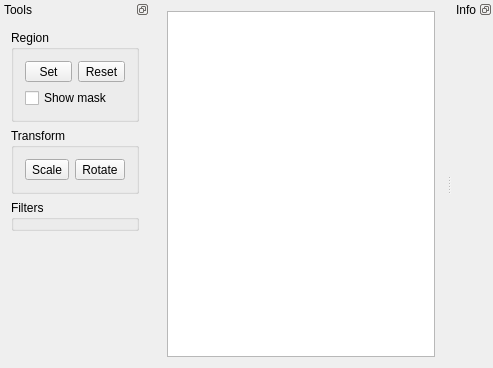
Above: mainwindow.ui from borman/mgraph01-editor before the change. Below: the same form after it.
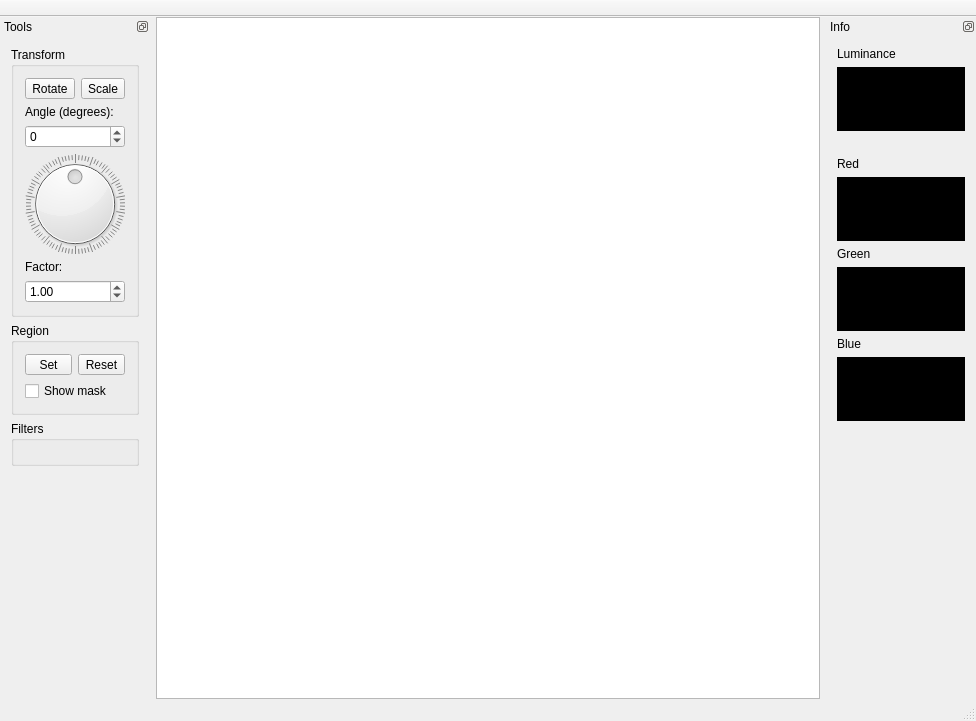
That is the form after the change.

Commit message: Further prototyping...

The edit to the form file:
```diff
--- a/mainwindow.ui
+++ b/mainwindow.ui
@@ -6,8 +6,8 @@
    <rect>
     <x>0</x>
     <y>0</y>
-    <width>493</width>
-    <height>368</height>
+    <width>976</width>
+    <height>721</height>
    </rect>
   </property>
   <property name="windowTitle">
@@ -15,6 +15,9 @@
   </property>
   <widget class="QWidget" name="centralWidget">
    <layout class="QVBoxLayout" name="verticalLayout">
+    <property name="margin">
+     <number>0</number>
+    </property>
     <item>
      <widget class="QGraphicsView" name="graphicsView"/>
     </item>
@@ -31,12 +34,6 @@
    </property>
   </widget>
   <widget class="QDockWidget" name="dockTools">
-   <property name="sizePolicy">
-    <sizepolicy hsizetype="Maximum" vsizetype="Preferred">
-     <horstretch>0</horstretch>
-     <verstretch>0</verstretch>
-    </sizepolicy>
-   </property>
    <property name="features">
     <set>QDockWidget::DockWidgetFloatable|QDockWidget::DockWidgetMovable</set>
    </property>
@@ -55,51 +52,189 @@
     </property>
     <layout class="QVBoxLayout" name="verticalLayout_2">
      <item>
-      <widget class="QGroupBox" name="groupBox">
+      <widget class="QGroupBox" name="transformBox">
+       <property name="sizePolicy">
+        <sizepolicy hsizetype="Preferred" vsizetype="Maximum">
+         <horstretch>0</horstretch>
+         <verstretch>0</verstretch>
+        </sizepolicy>
+       </property>
+       <property name="title">
+        <string>Transform</string>
+       </property>
+       <layout class="QVBoxLayout" name="verticalLayout_6">
+        <item>
+         <layout class="QHBoxLayout" name="horizontalLayout_7">
+          <item>
+           <widget class="QToolButton" name="btnRotate">
+            <property name="sizePolicy">
+             <sizepolicy hsizetype="Preferred" vsizetype="Fixed">
+              <horstretch>0</horstretch>
+              <verstretch>0</verstretch>
+             </sizepolicy>
+            </property>
+            <property name="text">
+             <string>Rotate</string>
+            </property>
+            <property name="checkable">
+             <bool>true</bool>
+            </property>
+           </widget>
+          </item>
+          <item>
+           <widget class="QToolButton" name="btnScale">
+            <property name="sizePolicy">
+             <sizepolicy hsizetype="Preferred" vsizetype="Fixed">
+              <horstretch>0</horstretch>
+              <verstretch>0</verstretch>
+             </sizepolicy>
+            </property>
+            <property name="text">
+             <string>Scale</string>
+            </property>
+            <property name="checkable">
+             <bool>true</bool>
+            </property>
+            <property name="checked">
+             <bool>false</bool>
+            </property>
+           </widget>
+          </item>
+         </layout>
+        </item>
+        <item>
+         <widget class="QWidget" name="wRotateAngle" native="true">
+          <layout class="QVBoxLayout" name="verticalLayout_10">
+           <property name="margin">
+            <number>0</number>
+           </property>
+           <item>
+            <widget class="QLabel" name="lblAngle">
+             <property name="text">
+              <string>Angle (degrees):</string>
+             </property>
+             <property name="buddy">
+              <cstring>spinBox</cstring>
+             </property>
+            </widget>
+           </item>
+           <item>
+            <widget class="QSpinBox" name="spinBox">
+             <property name="minimum">
+              <number>-180</number>
+             </property>
+             <property name="maximum">
+              <number>180</number>
+             </property>
+            </widget>
+           </item>
+           <item>
+            <widget class="QDial" name="dlRotateAngle">
+             <property name="minimum">
+              <number>-180</number>
+             </property>
+             <property name="maximum">
+              <number>180</number>
+             </property>
+             <property name="wrapping">
+              <bool>true</bool>
+             </property>
+             <property name="notchesVisible">
+              <bool>true</bool>
+             </property>
+            </widget>
+           </item>
+          </layout>
+         </widget>
+        </item>
+        <item>
+         <widget class="QWidget" name="wScaleFactor" native="true">
+          <layout class="QVBoxLayout" name="verticalLayout_9">
+           <property name="margin">
+            <number>0</number>
+           </property>
+           <item>
+            <widget class="QLabel" name="label">
+             <property name="sizePolicy">
+              <sizepolicy hsizetype="Preferred" vsizetype="Fixed">
+               <horstretch>0</horstretch>
+               <verstretch>0</verstretch>
+              </sizepolicy>
+             </property>
+             <property name="text">
+              <string>Factor:</string>
+             </property>
+             <property name="buddy">
+              <cstring>doubleSpinBox_2</cstring>
+             </property>
+            </widget>
+           </item>
+           <item>
+            <widget class="QDoubleSpinBox" name="doubleSpinBox_2">
+             <property name="sizePolicy">
+              <sizepolicy hsizetype="Expanding" vsizetype="Fixed">
+               <horstretch>0</horstretch>
+               <verstretch>0</verstretch>
+              </sizepolicy>
+             </property>
+             <property name="minimum">
+              <double>0.010000000000000</double>
+             </property>
+             <property name="maximum">
+              <double>100.000000000000000</double>
+             </property>
+             <property name="singleStep">
+              <double>0.100000000000000</double>
+             </property>
+             <property name="value">
+              <double>1.000000000000000</double>
+             </property>
+            </widget>
+           </item>
+          </layout>
+         </widget>
+        </item>
+       </layout>
+      </widget>
+     </item>
+     <item>
+      <widget class="QGroupBox" name="regionBox">
        <property name="title">
         <string>Region</string>
        </property>
        <layout class="QVBoxLayout" name="verticalLayout_3">
         <item>
-         <widget class="QWidget" name="widget" native="true">
-          <property name="sizePolicy">
-           <sizepolicy hsizetype="Preferred" vsizetype="Preferred">
-            <horstretch>0</horstretch>
-            <verstretch>0</verstretch>
-           </sizepolicy>
-          </property>
-          <layout class="QHBoxLayout" name="horizontalLayout">
-           <property name="margin">
-            <number>0</number>
-           </property>
-           <item>
-            <widget class="QToolButton" name="toolButton">
-             <property name="sizePolicy">
-              <sizepolicy hsizetype="Preferred" vsizetype="Fixed">
-               <horstretch>0</horstretch>
-               <verstretch>0</verstretch>
-              </sizepolicy>
-             </property>
-             <property name="text">
-              <string>Set</string>
-             </property>
-            </widget>
-           </item>
-           <item>
-            <widget class="QToolButton" name="toolButton_2">
-             <property name="sizePolicy">
-              <sizepolicy hsizetype="Preferred" vsizetype="Fixed">
-               <horstretch>0</horstretch>
-               <verstretch>0</verstretch>
-              </sizepolicy>
-             </property>
-             <property name="text">
-              <string>Reset</string>
-             </property>
-            </widget>
-           </item>
-          </layout>
-         </widget>
+         <layout class="QHBoxLayout" name="horizontalLayout_2">
+          <item>
+           <widget class="QToolButton" name="btnSetMask">
+            <property name="sizePolicy">
+             <sizepolicy hsizetype="Preferred" vsizetype="Fixed">
+              <horstretch>0</horstretch>
+              <verstretch>0</verstretch>
+             </sizepolicy>
+            </property>
+            <property name="text">
+             <string>Set</string>
+            </property>
+            <property name="checkable">
+             <bool>true</bool>
+            </property>
+           </widget>
+          </item>
+          <item>
+           <widget class="QToolButton" name="btnResetMask">
+            <property name="sizePolicy">
+             <sizepolicy hsizetype="Preferred" vsizetype="Fixed">
+              <horstretch>0</horstretch>
+              <verstretch>0</verstretch>
+             </sizepolicy>
+            </property>
+            <property name="text">
+             <string>Reset</string>
+            </property>
+           </widget>
+          </item>
+         </layout>
         </item>
         <item>
          <widget class="QCheckBox" name="checkBox">
@@ -112,45 +247,11 @@
       </widget>
      </item>
      <item>
-      <widget class="QGroupBox" name="groupBox_2">
-       <property name="title">
-        <string>Transform</string>
-       </property>
-       <layout class="QHBoxLayout" name="horizontalLayout_2">
-        <item>
-         <widget class="QToolButton" name="toolButton_3">
-          <property name="sizePolicy">
-           <sizepolicy hsizetype="Preferred" vsizetype="Fixed">
-            <horstretch>0</horstretch>
-            <verstretch>0</verstretch>
-           </sizepolicy>
-          </property>
-          <property name="text">
-           <string>Scale</string>
-          </property>
-         </widget>
-        </item>
-        <item>
-         <widget class="QToolButton" name="toolButton_4">
-          <property name="sizePolicy">
-           <sizepolicy hsizetype="Preferred" vsizetype="Fixed">
-            <horstretch>0</horstretch>
-            <verstretch>0</verstretch>
-           </sizepolicy>
-          </property>
-          <property name="text">
-           <string>Rotate</string>
-          </property>
-         </widget>
-        </item>
-       </layout>
-      </widget>
-     </item>
-     <item>
-      <widget class="QGroupBox" name="groupBox_3">
+      <widget class="QGroupBox" name="filtersBox">
        <property name="title">
         <string>Filters</string>
        </property>
+       <layout class="QVBoxLayout" name="verticalLayout_5"/>
       </widget>
      </item>
      <item>
@@ -170,6 +271,12 @@
    </widget>
   </widget>
   <widget class="QDockWidget" name="dockInfo">
+   <property name="sizePolicy">
+    <sizepolicy hsizetype="Maximum" vsizetype="Preferred">
+     <horstretch>0</horstretch>
+     <verstretch>0</verstretch>
+    </sizepolicy>
+   </property>
    <property name="features">
     <set>QDockWidget::DockWidgetFloatable|QDockWidget::DockWidgetMovable</set>
    </property>
@@ -180,9 +287,486 @@
     <number>2</number>
    </attribute>
    <widget class="QWidget" name="dockInfoContents">
-    <zorder>graphicsView</zorder>
+    <property name="sizePolicy">
+     <sizepolicy hsizetype="Fixed" vsizetype="Preferred">
+      <horstretch>0</horstretch>
+      <verstretch>0</verstretch>
+     </sizepolicy>
+    </property>
+    <layout class="QVBoxLayout" name="verticalLayout_4">
+     <item>
+      <widget class="QLabel" name="lblLuminance">
+       <property name="text">
+        <string>Luminance</string>
+       </property>
+      </widget>
+     </item>
+     <item>
+      <widget class="QFrame" name="frmLuminance">
+       <property name="sizePolicy">
+        <sizepolicy hsizetype="Fixed" vsizetype="Preferred">
+         <horstretch>0</horstretch>
+         <verstretch>0</verstretch>
+        </sizepolicy>
+       </property>
+       <property name="minimumSize">
+        <size>
+         <width>128</width>
+         <height>64</height>
+        </size>
+       </property>
+       <property name="palette">
+        <palette>
+         <active>
+          <colorrole role="Base">
+           <brush brushstyle="SolidPattern">
+            <color alpha="255">
+             <red>255</red>
+             <green>255</green>
+             <blue>255</blue>
+            </color>
+           </brush>
+          </colorrole>
+          <colorrole role="Window">
+           <brush brushstyle="SolidPattern">
+            <color alpha="255">
+             <red>0</red>
+             <green>0</green>
+             <blue>0</blue>
+            </color>
+           </brush>
+          </colorrole>
+         </active>
+         <inactive>
+          <colorrole role="Base">
+           <brush brushstyle="SolidPattern">
+            <color alpha="255">
+             <red>255</red>
+             <green>255</green>
+             <blue>255</blue>
+            </color>
+           </brush>
+          </colorrole>
+          <colorrole role="Window">
+           <brush brushstyle="SolidPattern">
+            <color alpha="255">
+             <red>0</red>
+             <green>0</green>
+             <blue>0</blue>
+            </color>
+           </brush>
+          </colorrole>
+         </inactive>
+         <disabled>
+          <colorrole role="Base">
+           <brush brushstyle="SolidPattern">
+            <color alpha="255">
+             <red>0</red>
+             <green>0</green>
+             <blue>0</blue>
+            </color>
+           </brush>
+          </colorrole>
+          <colorrole role="Window">
+           <brush brushstyle="SolidPattern">
+            <color alpha="255">
+             <red>0</red>
+             <green>0</green>
+             <blue>0</blue>
+            </color>
+           </brush>
+          </colorrole>
+         </disabled>
+        </palette>
+       </property>
+       <property name="autoFillBackground">
+        <bool>true</bool>
+       </property>
+       <property name="frameShape">
+        <enum>QFrame::StyledPanel</enum>
+       </property>
+       <property name="frameShadow">
+        <enum>QFrame::Sunken</enum>
+       </property>
+       <layout class="QHBoxLayout" name="horizontalLayout_6">
+        <property name="spacing">
+         <number>0</number>
+        </property>
+        <property name="margin">
+         <number>0</number>
+        </property>
+        <item>
+         <widget class="QLabel" name="hstLuminance">
+          <property name="text">
+           <string/>
+          </property>
+         </widget>
+        </item>
+       </layout>
+      </widget>
+     </item>
+     <item>
+      <spacer name="verticalSpacer_3">
+       <property name="orientation">
+        <enum>Qt::Vertical</enum>
+       </property>
+       <property name="sizeType">
+        <enum>QSizePolicy::Fixed</enum>
+       </property>
+       <property name="sizeHint" stdset="0">
+        <size>
+         <width>20</width>
+         <height>20</height>
+        </size>
+       </property>
+      </spacer>
+     </item>
+     <item>
+      <widget class="QLabel" name="lblRed">
+       <property name="text">
+        <string>Red</string>
+       </property>
+      </widget>
+     </item>
+     <item>
+      <widget class="QFrame" name="frmRed">
+       <property name="minimumSize">
+        <size>
+         <width>128</width>
+         <height>64</height>
+        </size>
+       </property>
+       <property name="palette">
+        <palette>
+         <active>
+          <colorrole role="Base">
+           <brush brushstyle="SolidPattern">
+            <color alpha="255">
+             <red>255</red>
+             <green>255</green>
+             <blue>255</blue>
+            </color>
+           </brush>
+          </colorrole>
+          <colorrole role="Window">
+           <brush brushstyle="SolidPattern">
+            <color alpha="255">
+             <red>0</red>
+             <green>0</green>
+             <blue>0</blue>
+            </color>
+           </brush>
+          </colorrole>
+         </active>
+         <inactive>
+          <colorrole role="Base">
+           <brush brushstyle="SolidPattern">
+            <color alpha="255">
+             <red>255</red>
+             <green>255</green>
+             <blue>255</blue>
+            </color>
+           </brush>
+          </colorrole>
+          <colorrole role="Window">
+           <brush brushstyle="SolidPattern">
+            <color alpha="255">
+             <red>0</red>
+             <green>0</green>
+             <blue>0</blue>
+            </color>
+           </brush>
+          </colorrole>
+         </inactive>
+         <disabled>
+          <colorrole role="Base">
+           <brush brushstyle="SolidPattern">
+            <color alpha="255">
+             <red>0</red>
+             <green>0</green>
+             <blue>0</blue>
+            </color>
+           </brush>
+          </colorrole>
+          <colorrole role="Window">
+           <brush brushstyle="SolidPattern">
+            <color alpha="255">
+             <red>0</red>
+             <green>0</green>
+             <blue>0</blue>
+            </color>
+           </brush>
+          </colorrole>
+         </disabled>
+        </palette>
+       </property>
+       <property name="autoFillBackground">
+        <bool>true</bool>
+       </property>
+       <property name="frameShape">
+        <enum>QFrame::StyledPanel</enum>
+       </property>
+       <property name="frameShadow">
+        <enum>QFrame::Sunken</enum>
+       </property>
+       <layout class="QHBoxLayout" name="horizontalLayout_3">
+        <property name="spacing">
+         <number>0</number>
+        </property>
+        <property name="margin">
+         <number>0</number>
+        </property>
+        <item>
+         <widget class="QLabel" name="hstRed">
+          <property name="text">
+           <string/>
+          </property>
+         </widget>
+        </item>
+       </layout>
+      </widget>
+     </item>
+     <item>
+      <widget class="QLabel" name="lblGreen">
+       <property name="text">
+        <string>Green</string>
+       </property>
+      </widget>
+     </item>
+     <item>
+      <widget class="QFrame" name="frmGreen">
+       <property name="minimumSize">
+        <size>
+         <width>128</width>
+         <height>64</height>
+        </size>
+       </property>
+       <property name="palette">
+        <palette>
+         <active>
+          <colorrole role="Base">
+           <brush brushstyle="SolidPattern">
+            <color alpha="255">
+             <red>255</red>
+             <green>255</green>
+             <blue>255</blue>
+            </color>
+           </brush>
+          </colorrole>
+          <colorrole role="Window">
+           <brush brushstyle="SolidPattern">
+            <color alpha="255">
+             <red>0</red>
+             <green>0</green>
+             <blue>0</blue>
+            </color>
+           </brush>
+          </colorrole>
+         </active>
+         <inactive>
+          <colorrole role="Base">
+           <brush brushstyle="SolidPattern">
+            <color alpha="255">
+             <red>255</red>
+             <green>255</green>
+             <blue>255</blue>
+            </color>
+           </brush>
+          </colorrole>
+          <colorrole role="Window">
+           <brush brushstyle="SolidPattern">
+            <color alpha="255">
+             <red>0</red>
+             <green>0</green>
+             <blue>0</blue>
+            </color>
+           </brush>
+          </colorrole>
+         </inactive>
+         <disabled>
+          <colorrole role="Base">
+           <brush brushstyle="SolidPattern">
+            <color alpha="255">
+             <red>0</red>
+             <green>0</green>
+             <blue>0</blue>
+            </color>
+           </brush>
+          </colorrole>
+          <colorrole role="Window">
+           <brush brushstyle="SolidPattern">
+            <color alpha="255">
+             <red>0</red>
+             <green>0</green>
+             <blue>0</blue>
+            </color>
+           </brush>
+          </colorrole>
+         </disabled>
+        </palette>
+       </property>
+       <property name="autoFillBackground">
+        <bool>true</bool>
+       </property>
+       <property name="frameShape">
+        <enum>QFrame::StyledPanel</enum>
+       </property>
+       <property name="frameShadow">
+        <enum>QFrame::Sunken</enum>
+       </property>
+       <layout class="QHBoxLayout" name="horizontalLayout_4">
+        <property name="spacing">
+         <number>0</number>
+        </property>
+        <property name="margin">
+         <number>0</number>
+        </property>
+        <item>
+         <widget class="QLabel" name="hstGreen">
+          <property name="text">
+           <string/>
+          </property>
+         </widget>
+        </item>
+       </layout>
+      </widget>
+     </item>
+     <item>
+      <widget class="QLabel" name="lblBlue">
+       <property name="text">
+        <string>Blue</string>
+       </property>
+      </widget>
+     </item>
+     <item>
+      <widget class="QFrame" name="frmBlue">
+       <property name="minimumSize">
+        <size>
+         <width>128</width>
+         <height>64</height>
+        </size>
+       </property>
+       <property name="palette">
+        <palette>
+         <active>
+          <colorrole role="Base">
+           <brush brushstyle="SolidPattern">
+            <color alpha="255">
+             <red>255</red>
+             <green>255</green>
+             <blue>255</blue>
+            </color>
+           </brush>
+          </colorrole>
+          <colorrole role="Window">
+           <brush brushstyle="SolidPattern">
+            <color alpha="255">
+             <red>0</red>
+             <green>0</green>
+             <blue>0</blue>
+            </color>
+           </brush>
+          </colorrole>
+         </active>
+         <inactive>
+          <colorrole role="Base">
+           <brush brushstyle="SolidPattern">
+            <color alpha="255">
+             <red>255</red>
+             <green>255</green>
+             <blue>255</blue>
+            </color>
+           </brush>
+          </colorrole>
+          <colorrole role="Window">
+           <brush brushstyle="SolidPattern">
+            <color alpha="255">
+             <red>0</red>
+             <green>0</green>
+             <blue>0</blue>
+            </color>
+           </brush>
+          </colorrole>
+         </inactive>
+         <disabled>
+          <colorrole role="Base">
+           <brush brushstyle="SolidPattern">
+            <color alpha="255">
+             <red>0</red>
+             <green>0</green>
+             <blue>0</blue>
+            </color>
+           </brush>
+          </colorrole>
+          <colorrole role="Window">
+           <brush brushstyle="SolidPattern">
+            <color alpha="255">
+             <red>0</red>
+             <green>0</green>
+             <blue>0</blue>
+            </color>
+           </brush>
+          </colorrole>
+         </disabled>
+        </palette>
+       </property>
+       <property name="autoFillBackground">
+        <bool>true</bool>
+       </property>
+       <property name="frameShape">
+        <enum>QFrame::StyledPanel</enum>
+       </property>
+       <property name="frameShadow">
+        <enum>QFrame::Sunken</enum>
+       </property>
+       <layout class="QHBoxLayout" name="horizontalLayout_5">
+        <property name="spacing">
+         <number>0</number>
+        </property>
+        <property name="margin">
+         <number>0</number>
+        </property>
+        <item>
+         <widget class="QLabel" name="hstBlue">
+          <property name="text">
+           <string/>
+          </property>
+         </widget>
+        </item>
+       </layout>
+      </widget>
+     </item>
+     <item>
+      <spacer name="verticalSpacer_2">
+       <property name="orientation">
+        <enum>Qt::Vertical</enum>
+       </property>
+       <property name="sizeHint" stdset="0">
+        <size>
+         <width>20</width>
+         <height>40</height>
+        </size>
+       </property>
+      </spacer>
+     </item>
+    </layout>
    </widget>
   </widget>
+  <widget class="QToolBar" name="toolBar">
+   <property name="windowTitle">
+    <string>Main toolbar</string>
+   </property>
+   <property name="movable">
+    <bool>false</bool>
+   </property>
+   <attribute name="toolBarArea">
+    <enum>TopToolBarArea</enum>
+   </attribute>
+   <attribute name="toolBarBreak">
+    <bool>false</bool>
+   </attribute>
+  </widget>
+  <widget class="QStatusBar" name="statusBar"/>
  </widget>
  <layoutdefault spacing="6" margin="11"/>
  <resources/>
```
Left out of the diff: 42 changed lines with no effect on the pictures. The commit also changes 2 other files.
